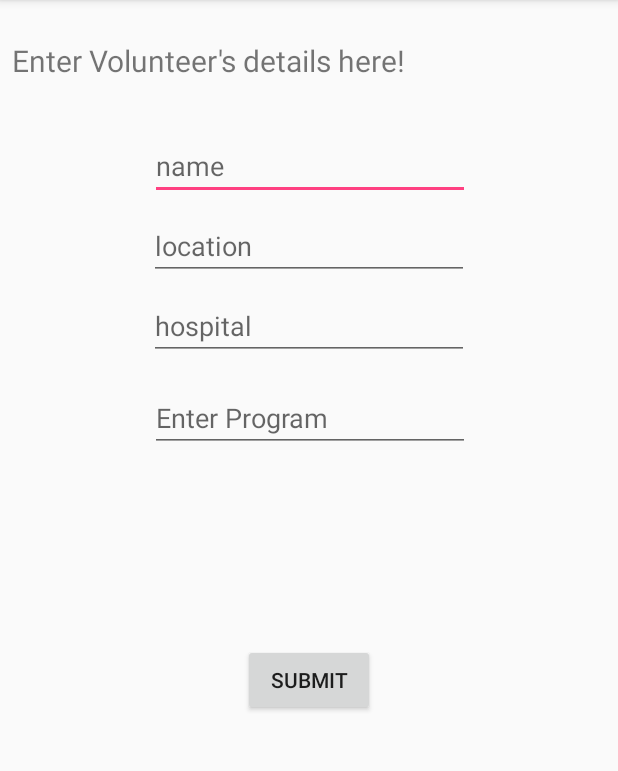
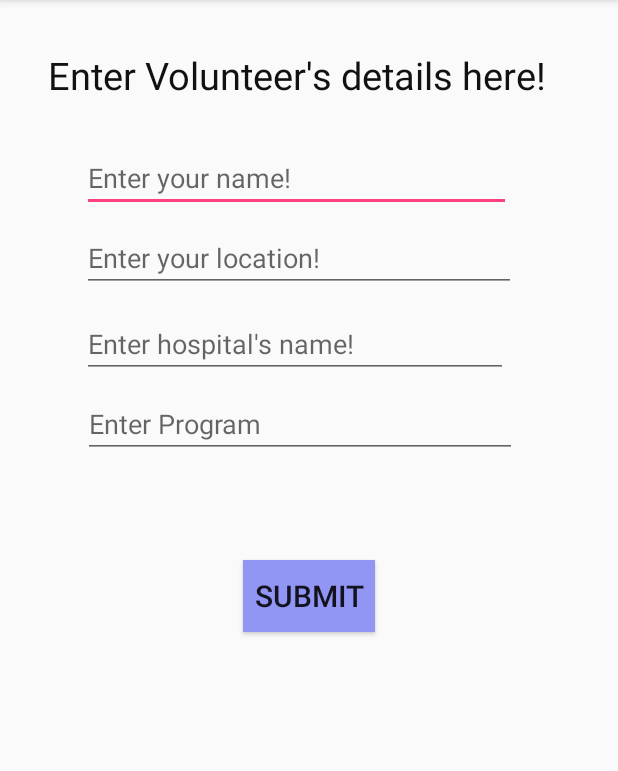
Before and after one commit to Mumbai18/team-15, an Android app: the VolInfo screen opened directly, with no data from a screen before it, on a phone screen of 412 x 824 dp, the part 84-855 px from its top. Run offline under Robolectric (Android 15) with nearby library versions, the phone set to English and light mode, and no system bars; our stand-ins replace Firebase (no records; nobody signed in at launch, a user with empty details on screens opened directly).

Commit message:
Final App Commit

```diff
--- a/vcare/app/src/main/java/com/example/vcare/MainActivity.java
+++ b/vcare/app/src/main/java/com/example/vcare/MainActivity.java
@@ -160,8 +160,11 @@ public class MainActivity extends AppCompatActivity {
         switch (id) {
             case R.id.item1:
 
+
             case R.id.item2:
                 FirebaseAuth.getInstance().signOut();
+                Intent i = new Intent(MainActivity.this, FirstPage.class);
+                startActivity(i);
 
             default:
                 return super.onOptionsItemSelected(item);
--- a/vcare/app/src/main/res/layout/activity_vol_info.xml
+++ b/vcare/app/src/main/res/layout/activity_vol_info.xml
@@ -8,24 +8,24 @@
 
     <EditText
         android:id="@+id/nameVol"
-        android:layout_width="wrap_content"
+        android:layout_width="286dp"
         android:layout_height="wrap_content"
         android:layout_marginEnd="8dp"
         android:layout_marginLeft="8dp"
         android:layout_marginRight="8dp"
         android:layout_marginStart="8dp"
-        android:layout_marginTop="88dp"
+        android:layout_marginTop="96dp"
         android:ems="10"
-        android:hint="name"
+        android:hint="Enter your name!"
         android:inputType="textPersonName"
         app:layout_constraintEnd_toEndOf="parent"
-        app:layout_constraintHorizontal_bias="0.503"
+        app:layout_constraintHorizontal_bias="0.426"
         app:layout_constraintStart_toStartOf="parent"
         app:layout_constraintTop_toTopOf="parent" />
 
     <EditText
         android:id="@+id/locationVol"
-        android:layout_width="wrap_content"
+        android:layout_width="289dp"
         android:layout_height="wrap_content"
         android:layout_marginEnd="8dp"
         android:layout_marginLeft="8dp"
@@ -33,15 +33,33 @@
         android:layout_marginStart="8dp"
         android:layout_marginTop="8dp"
         android:ems="10"
-        android:hint="location"
+        android:hint="Enter your location!"
         android:inputType="textPersonName"
         app:layout_constraintEnd_toEndOf="parent"
+        app:layout_constraintHorizontal_bias="0.44"
         app:layout_constraintStart_toStartOf="parent"
         app:layout_constraintTop_toBottomOf="@+id/nameVol" />
 
     <EditText
         android:id="@+id/hospitalVol"
-        android:layout_width="wrap_content"
+        android:layout_width="284dp"
+        android:layout_height="wrap_content"
+        android:layout_marginEnd="8dp"
+        android:layout_marginLeft="8dp"
+        android:layout_marginRight="8dp"
+        android:layout_marginStart="8dp"
+        android:layout_marginTop="12dp"
+        android:ems="10"
+        android:hint="Enter hospital's name!"
+        android:inputType="textPersonName"
+        app:layout_constraintEnd_toEndOf="parent"
+        app:layout_constraintHorizontal_bias="0.416"
+        app:layout_constraintStart_toStartOf="parent"
+        app:layout_constraintTop_toBottomOf="@+id/locationVol" />
+
+    <EditText
+        android:id="@+id/programVol"
+        android:layout_width="289dp"
         android:layout_height="wrap_content"
         android:layout_marginEnd="8dp"
         android:layout_marginLeft="8dp"
@@ -49,26 +67,10 @@
         android:layout_marginStart="8dp"
         android:layout_marginTop="8dp"
         android:ems="10"
-        android:hint="hospital"
-        android:inputType="textPersonName"
-        app:layout_constraintEnd_toEndOf="parent"
-        app:layout_constraintStart_toStartOf="parent"
-        app:layout_constraintTop_toBottomOf="@+id/locationVol" />
-
-    <EditText
-        android:id="@+id/programVol"
-        android:layout_width="wrap_content"
-        android:layout_height="wrap_content"
-        android:layout_marginEnd="8dp"
-        android:layout_marginLeft="8dp"
-        android:layout_marginRight="8dp"
-        android:layout_marginStart="8dp"
-        android:layout_marginTop="16dp"
-        android:ems="10"
         android:hint="Enter Program"
         android:inputType="textPersonName"
         app:layout_constraintEnd_toEndOf="parent"
-        app:layout_constraintHorizontal_bias="0.503"
+        app:layout_constraintHorizontal_bias="0.443"
         app:layout_constraintStart_toStartOf="parent"
         app:layout_constraintTop_toBottomOf="@+id/hospitalVol" />
 
@@ -80,15 +82,17 @@
         android:layout_marginLeft="8dp"
         android:layout_marginRight="8dp"
         android:layout_marginStart="8dp"
-        android:layout_marginTop="128dp"
+        android:layout_marginTop="68dp"
         android:text="Submit"
+        android:textSize="20dp"
+        android:background="#9195f4"
         app:layout_constraintEnd_toEndOf="parent"
         app:layout_constraintStart_toStartOf="parent"
         app:layout_constraintTop_toBottomOf="@+id/programVol" />
 
     <TextView
         android:id="@+id/textView"
-        android:layout_width="302dp"
+        android:layout_width="360dp"
         android:layout_height="39dp"
         android:layout_marginBottom="8dp"
         android:layout_marginEnd="80dp"
@@ -96,12 +100,14 @@
         android:layout_marginRight="80dp"
         android:layout_marginStart="8dp"
         android:layout_marginTop="8dp"
-        android:text="Enter Volunteer's details here!"
-        android:textSize="20dp"
+        android:text="    Enter Volunteer's details here!"
+        android:textColor="#111"
+
+        android:textSize="25dp"
         app:layout_constraintBottom_toTopOf="@+id/nameVol"
         app:layout_constraintEnd_toEndOf="parent"
         app:layout_constraintHorizontal_bias="0.0"
         app:layout_constraintStart_toStartOf="parent"
         app:layout_constraintTop_toTopOf="parent"
-        app:layout_constraintVertical_bias="0.575" />
+        app:layout_constraintVertical_bias="0.606" />
 </android.support.constraint.ConstraintLayout>
```
Also changed, not shown: vcare/app/src/main/java/com/example/vcare/CreateAcc.java (+12 -0 lines), vcare/app/src/main/java/com/example/vcare/FirstPage.java (+49 -3 lines), vcare/app/src/main/res/layout/activity_create_acc.xml (+23 -3 lines), vcare/app/src/main/res/layout/activity_first_page.xml (+22 -3 lines), vcare/app/src/main/res/layout/activity_main.xml (+26 -6 lines).
